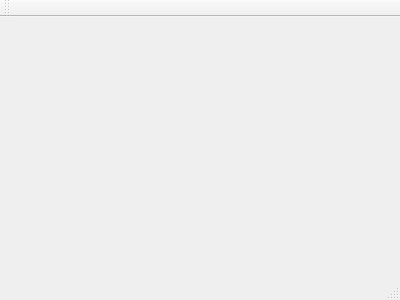
First picture: the form in ChatterBox/mainwindow.ui, repository glewn/ChatterBox, before the edit.
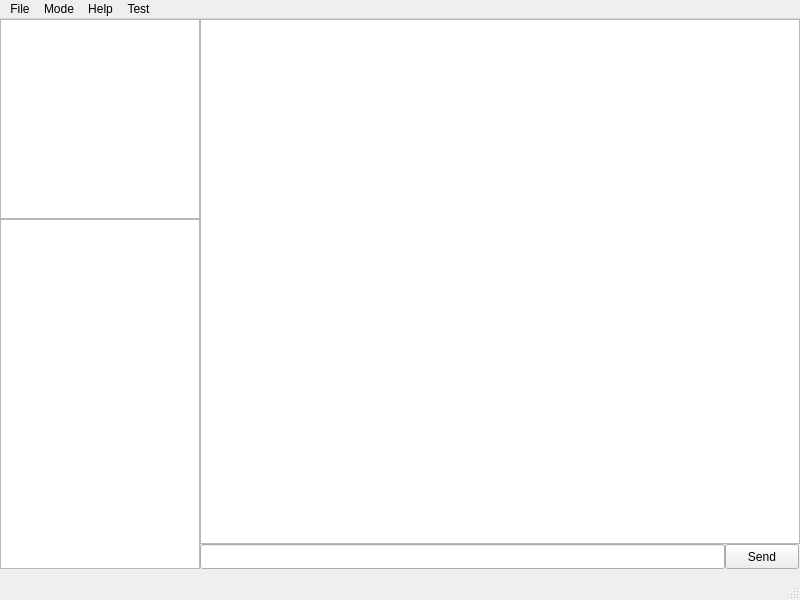
Second picture: the form after the edit.

Commit message: Implemented the basic GUI

Patch:
```diff
--- a/ChatterBox/mainwindow.ui
+++ b/ChatterBox/mainwindow.ui
@@ -1,24 +1,125 @@
 <ui version="4.0">
  <class>MainWindow</class>
- <widget class="QMainWindow" name="MainWindow" >
-  <property name="geometry" >
+ <widget class="QMainWindow" name="MainWindow">
+  <property name="geometry">
    <rect>
     <x>0</x>
     <y>0</y>
-    <width>400</width>
-    <height>300</height>
+    <width>800</width>
+    <height>600</height>
    </rect>
   </property>
   <property name="windowTitle" >
    <string>MainWindow</string>
   </property>
-  <widget class="QMenuBar" name="menuBar" />
-  <widget class="QToolBar" name="mainToolBar" />
-  <widget class="QWidget" name="centralWidget" />
-  <widget class="QStatusBar" name="statusBar" />
+  <widget class="QWidget" name="centralWidget">
+   <widget class="QLineEdit" name="msgInput">
+    <property name="geometry">
+     <rect>
+      <x>200</x>
+      <y>525</y>
+      <width>525</width>
+      <height>25</height>
+     </rect>
+    </property>
+   </widget>
+   <widget class="QTextBrowser" name="msgDisplay">
+    <property name="geometry">
+     <rect>
+      <x>200</x>
+      <y>0</y>
+      <width>600</width>
+      <height>525</height>
+     </rect>
+    </property>
+   </widget>
+   <widget class="QListWidget" name="listUsers">
+    <property name="geometry">
+     <rect>
+      <x>0</x>
+      <y>200</y>
+      <width>200</width>
+      <height>350</height>
+     </rect>
+    </property>
+   </widget>
+   <widget class="QGraphicsView" name="graphicsView">
+    <property name="geometry">
+     <rect>
+      <x>0</x>
+      <y>0</y>
+      <width>200</width>
+      <height>200</height>
+     </rect>
+    </property>
+    <property name="cursor" stdset="0">
+     <cursorShape>ArrowCursor</cursorShape>
+    </property>
+   </widget>
+   <widget class="QPushButton" name="sendBtn">
+    <property name="geometry">
+     <rect>
+      <x>725</x>
+      <y>525</y>
+      <width>74</width>
+      <height>25</height>
+     </rect>
+    </property>
+    <property name="text">
+     <string>Send</string>
+    </property>
+   </widget>
+  </widget>
+  <widget class="QMenuBar" name="menuBar">
+   <property name="geometry">
+    <rect>
+     <x>0</x>
+     <y>0</y>
+     <width>800</width>
+     <height>22</height>
+    </rect>
+   </property>
+   <widget class="QMenu" name="menuFile">
+    <property name="title">
+     <string>File</string>
+    </property>
+   </widget>
+   <widget class="QMenu" name="menuMode">
+    <property name="title">
+     <string>Mode</string>
+    </property>
+   </widget>
+   <widget class="QMenu" name="menuHelp">
+    <property name="title">
+     <string>Help</string>
+    </property>
+   </widget>
+   <widget class="QMenu" name="menuTest">
+    <property name="title">
+     <string>Test</string>
+    </property>
+    <addaction name="actionListWidget"/>
+    <addaction name="separator"/>
+    <addaction name="actionGraphicsView"/>
+   </widget>
+   <addaction name="menuFile"/>
+   <addaction name="menuMode"/>
+   <addaction name="menuHelp"/>
+   <addaction name="menuTest"/>
+  </widget>
+  <widget class="QStatusBar" name="statusBar"/>
+  <action name="actionListWidget">
+   <property name="text">
+    <string>ListWidget</string>
+   </property>
+  </action>
+  <action name="actionGraphicsView">
+   <property name="text">
+    <string>GraphicsView</string>
+   </property>
+  </action>
  </widget>
- <layoutDefault spacing="6" margin="11" />
- <pixmapfunction></pixmapfunction>
+ <layoutdefault spacing="6" margin="11"/>
  <resources/>
  <connections/>
 </ui>
```
Left out of the diff: 3 changed lines with no effect on the pictures. The commit also changes 2 other files.
